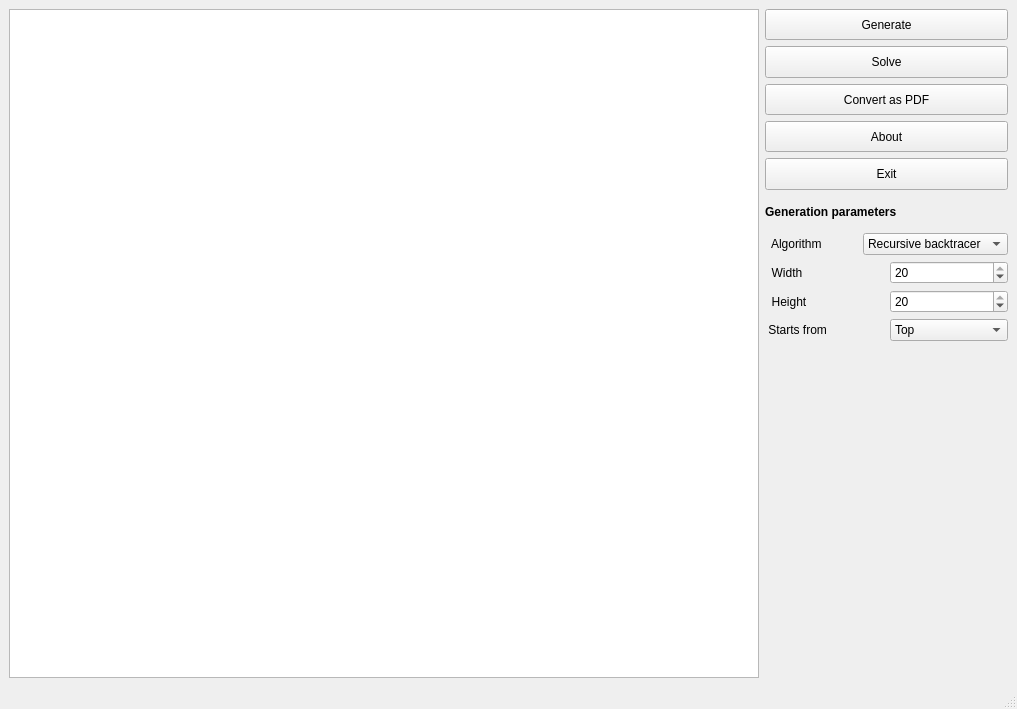
First picture: the form in interfaces/MainWindow.ui, repository danieldidiobalsamo/maze_generator, before the edit.
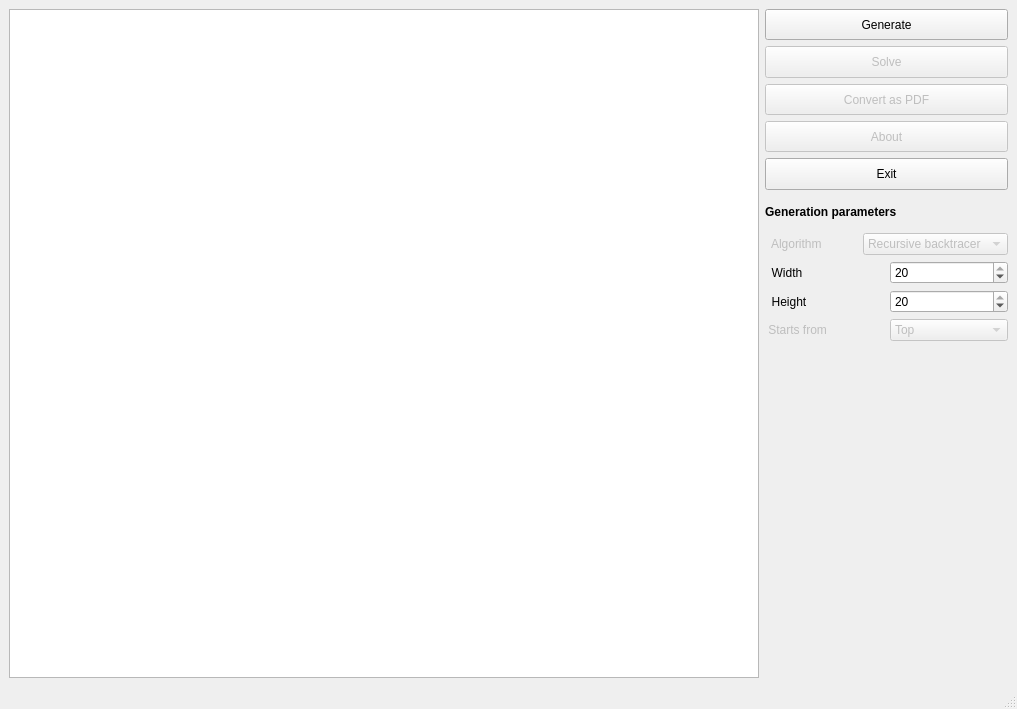
Second picture: the form after the edit.

Commit message: Génération via le bouton et choix des dimensions à partir de l'interface

Diff of the .ui file:
```diff
--- a/interfaces/MainWindow.ui
+++ b/interfaces/MainWindow.ui
@@ -41,6 +41,9 @@
       </item>
       <item>
        <widget class="QPushButton" name="solveButton">
+        <property name="enabled">
+         <bool>false</bool>
+        </property>
         <property name="sizePolicy">
          <sizepolicy hsizetype="Expanding" vsizetype="Preferred">
           <horstretch>0</horstretch>
@@ -60,6 +63,9 @@
       </item>
       <item>
        <widget class="QPushButton" name="convertPDFButton">
+        <property name="enabled">
+         <bool>false</bool>
+        </property>
         <property name="sizePolicy">
          <sizepolicy hsizetype="Expanding" vsizetype="Preferred">
           <horstretch>0</horstretch>
@@ -79,6 +85,9 @@
       </item>
       <item>
        <widget class="QPushButton" name="aboutButton">
+        <property name="enabled">
+         <bool>false</bool>
+        </property>
         <property name="sizePolicy">
          <sizepolicy hsizetype="Expanding" vsizetype="Fixed">
           <horstretch>0</horstretch>
@@ -132,6 +141,9 @@
        <layout class="QHBoxLayout" name="algoHLayout">
         <item>
          <widget class="QLabel" name="algoLabel">
+          <property name="enabled">
+           <bool>false</bool>
+          </property>
           <property name="text">
            <string>  Algorithm</string>
           </property>
@@ -139,6 +151,9 @@
         </item>
         <item>
          <widget class="QComboBox" name="algorithmComboBox">
+          <property name="enabled">
+           <bool>false</bool>
+          </property>
           <item>
            <property name="text">
             <string>Recursive backtracer</string>
@@ -205,6 +220,9 @@
        <layout class="QHBoxLayout" name="startsFromHLayout">
         <item>
          <widget class="QLabel" name="startsFromLabel">
+          <property name="enabled">
+           <bool>false</bool>
+          </property>
           <property name="text">
            <string> Starts from</string>
           </property>
@@ -212,6 +230,9 @@
         </item>
         <item>
          <widget class="QComboBox" name="startsFromComboBox">
+          <property name="enabled">
+           <bool>false</bool>
+          </property>
           <item>
            <property name="text">
             <string>Top</string>
```
Left out of the diff: 2 changed lines with no effect on the pictures. The commit also changes 6 other files.
